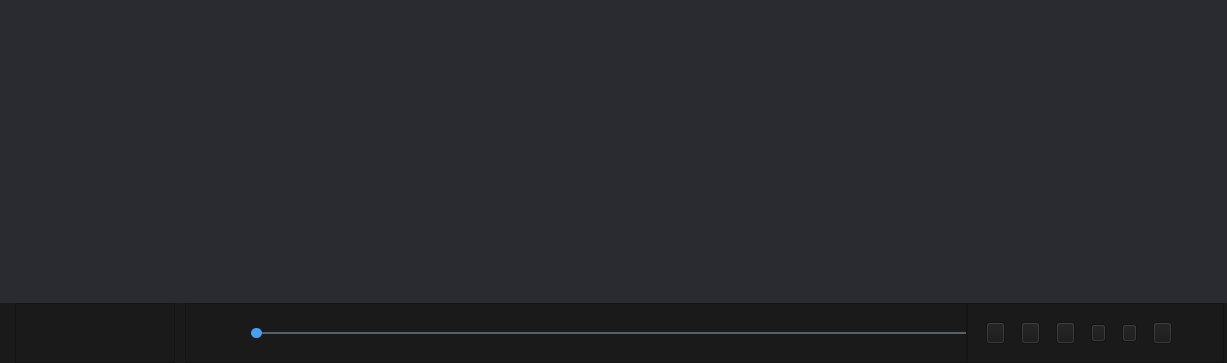
Qt form VideoPlayer/videomodels/MultipPlayer.ui (huizhang556/pc-video-player) before a commit.
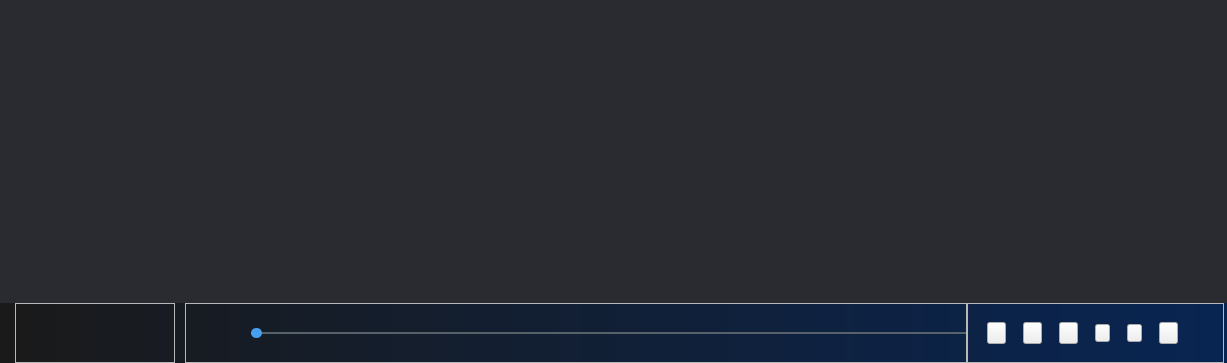
The same form after that commit. Icons and pictures are not drawn. Custom widgets are drawn as their Qt base class.

```diff
--- a/VideoPlayer/videomodels/MultipPlayer.ui
+++ b/VideoPlayer/videomodels/MultipPlayer.ui
@@ -91,7 +91,10 @@
         </size>
        </property>
        <property name="styleSheet">
-        <string notr="true">background-color: rgb(26, 26, 26);</string>
+        <string notr="true">#stackedWidget_player
+{
+background-color:qlineargradient(spread:pad,x1:0,y1:0,x2:1,y2:0, stop:0 #1a1a1a, stop:1  #082552);
+}</string>
        </property>
        <widget class="QWidget" name="stackedWidget_playerPage1">
         <layout class="QHBoxLayout" name="horizontalLayout">
@@ -772,14 +775,14 @@
                <widget class="QPushButton" name="pushButton_curlist">
                 <property name="minimumSize">
                  <size>
-                  <width>22</width>
-                  <height>22</height>
+                  <width>20</width>
+                  <height>20</height>
                  </size>
                 </property>
                 <property name="maximumSize">
                  <size>
-                  <width>22</width>
-                  <height>22</height>
+                  <width>20</width>
+                  <height>20</height>
                  </size>
                 </property>
                 <property name="styleSheet">
```
